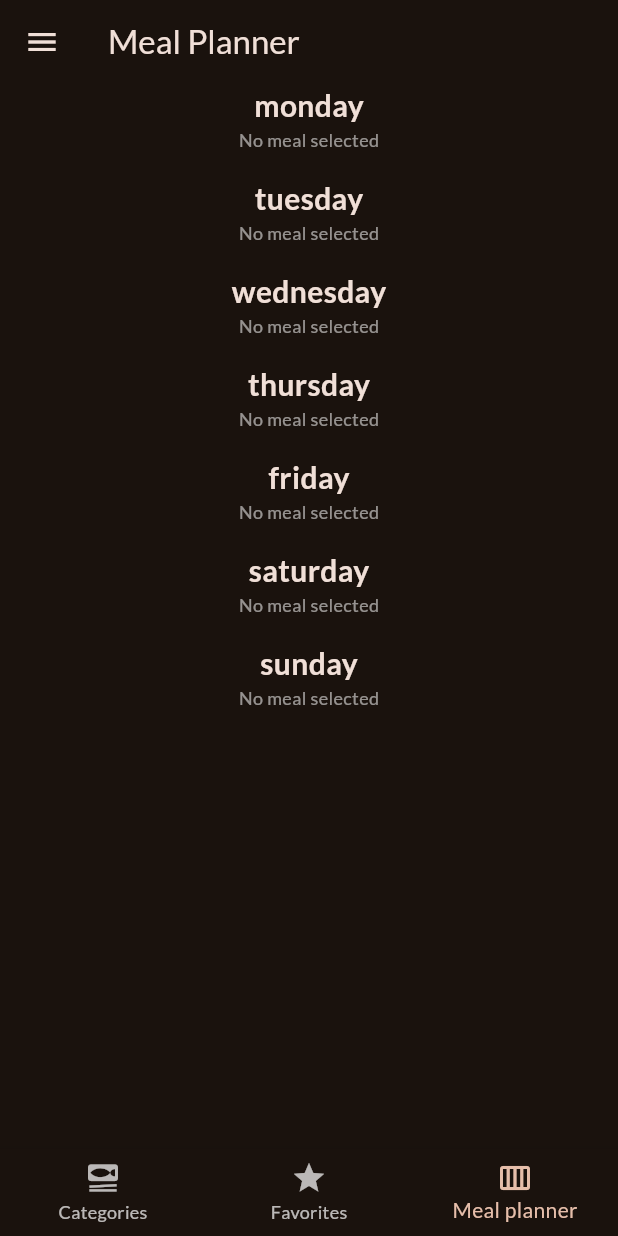
After one commit to StenOskar/meals_app, a Flutter app: the screen it shows after launch, item 3 of the bottom bar chosen, on a phone screen of 412 x 824 dp. The commit adds this screen. Run offline on Flutter 3.47's test engine with Material 3 defaults, Android fonts, the phone set to English and light mode, and no system bars; our stand-ins replace google_fonts, transparent_image.

Commit message:
feat: add meal planner

```diff
--- a/lib/models/meal.dart
+++ b/lib/models/meal.dart
@@ -1,4 +1,4 @@
-enum Complexity {
+  enum Complexity {
   simple,
   challenging,
   hard,
--- /dev/null
+++ b/lib/models/meal_plan.dart
@@ -0,0 +1,21 @@
+import '../models/meal.dart';
+
+enum Day {
+  monday,
+  tuesday,
+  wednesday,
+  thursday,
+  friday,
+  saturday,
+  sunday,
+}
+
+class MealPlan {
+  const MealPlan({
+    required this.meal,
+    required this.day,
+  });
+
+  final String meal;
+  final String day;
+}
--- a/lib/screens/categories.dart
+++ b/lib/screens/categories.dart
@@ -4,15 +4,18 @@ import 'package:meals_app/screens/meals.dart';
 import 'package:meals_app/widgets/category_grid_item.dart';
 import 'package:meals_app/models/category.dart';
 import '../models/meal.dart';
+import '../models/meal_plan.dart';
 
 class CategoriesScreen extends StatelessWidget {
   const CategoriesScreen({
     super.key,
     required this.onToggleFavorite,
     required this.availableMeals,
+    required this.onToggleMealPlanner,
   });
 
   final void Function(Meal meal) onToggleFavorite;
+  final void Function(Day? day, Meal meal) onToggleMealPlanner;
   final List<Meal> availableMeals;
 
   void _selectCategory(BuildContext context, Category category) {
@@ -26,6 +29,7 @@ class CategoriesScreen extends StatelessWidget {
           title: category.title,
           meals: filteredMeals,
           onToggleFavorite: onToggleFavorite,
+          onToggleMealPlanner: onToggleMealPlanner,
         ),
       ),
     ); // Navigator.push(context, route)
--- /dev/null
+++ b/lib/screens/meal_planner.dart
@@ -0,0 +1,85 @@
+import 'dart:collection';
+
+import 'package:flutter/material.dart';
+import 'package:meals_app/models/meal_plan.dart';
+import 'package:meals_app/widgets/meal_item.dart';
+import '../models/meal.dart';
+import 'meal_detail.dart';
+
+class MealPlannerScreen extends StatefulWidget {
+  const MealPlannerScreen(
+      {super.key,
+      required this.onToggleMealPlanner,
+      required this.onToggleFavorite,
+      required this.mealPlan,
+      required this.onRemoveMealPlanner});
+
+  final void Function(Day? day, Meal meal) onToggleMealPlanner;
+  final void Function(Meal meal) onToggleFavorite;
+  final void Function(Day day) onRemoveMealPlanner;
+  final HashMap<Day, Meal> mealPlan;
+
+  @override
+  _MealPlannerScreenState createState() => _MealPlannerScreenState();
+}
+
+class _MealPlannerScreenState extends State<MealPlannerScreen> {
+  void selectMeal(BuildContext context, Meal meal) {
+    Navigator.of(context).push(
+      MaterialPageRoute(
+        builder: (ctx) => MealsDetailScreen(
+          meal: meal,
+          onToggleFavorite: widget.onToggleFavorite,
+          onToggleMealPlanner: widget.onToggleMealPlanner,
+        ),
+      ),
+    );
+  }
+
+  @override
+  Widget build(BuildContext context) {
+    HashMap<Day, Meal> mealPlan = widget.mealPlan;
+    return Scaffold(
+      body: SingleChildScrollView(
+        child: Center(
+          child: Column(
+              mainAxisSize: MainAxisSize.min,
+              children: Day.values.map((day) {
+                return Column(
+                  children: [
+                    Text(
+                      day.name,
+                      style: TextStyle(
+                        color: Theme.of(context).colorScheme.onSurface,
+                        fontSize: 20,
+                        fontWeight: FontWeight.bold,
+                      ),
+                      textAlign: TextAlign.left,
+                    ),
+                    mealPlan.containsKey(day)
+                        ? Dismissible( // Wrap only MealItem with Dismissible
+                      key: ValueKey(mealPlan[day]),
+                      onDismissed: (direction) {
+                        widget.onRemoveMealPlanner(day);
+                      },
+                      child: MealItem(
+                        meal: mealPlan[day]!,
+                        onSelectMeal: (meal) {
+                          selectMeal(context, meal);
+                        },
+                      ),
+                    )
+                        : const Text('No meal selected', style: TextStyle(
+                        color: Colors.white54,
+                        fontSize: 12,
+                    ),
+                    ),
+                    const SizedBox(height: 16),
+                  ],
+                );
+              }).toList()),
+        ),
+      ),
+    );
+  }
+}
--- a/lib/screens/meals.dart
+++ b/lib/screens/meals.dart
@@ -2,17 +2,22 @@ import 'package:flutter/material.dart';
 import 'package:meals_app/models/meal.dart';
 import 'package:meals_app/screens/meal_detail.dart';
 import 'package:meals_app/widgets/meal_item.dart';
+
+import '../models/meal_plan.dart';
 
 class MealsScreen extends StatelessWidget {
   const MealsScreen({super.key,
     required this.meals,
     this.title,
     required this.onToggleFavorite,
+    required this.onToggleMealPlanner,
   });
 
   final String? title;
   final List<Meal> meals;
   final void Function(Meal meal) onToggleFavorite;
+  final void Function(Day? day, Meal meal) onToggleMealPlanner;
+
 
   void selectMeal(BuildContext context, Meal meal) {
     Navigator.of(context).push(
@@ -20,6 +25,7 @@ class MealsScreen extends StatelessWidget {
         builder: (ctx) => MealsDetailScreen(
           meal: meal,
           onToggleFavorite: onToggleFavorite,
+          onToggleMealPlanner: onToggleMealPlanner,
         ),
       ),
     );
--- a/lib/screens/tabs.dart
+++ b/lib/screens/tabs.dart
@@ -1,10 +1,14 @@
+import 'dart:collection';
+
 import 'package:flutter/material.dart';
 import 'package:meals_app/data/dummy_data.dart';
 import 'package:meals_app/screens/categories.dart';
 import 'package:meals_app/screens/filters.dart';
+import 'package:meals_app/screens/meal_planner.dart';
 import 'package:meals_app/screens/meals.dart';
 import 'package:meals_app/widgets/main_drawer.dart';
 import '../models/meal.dart';
+import '../models/meal_plan.dart';
 
 const kInitialFilters = {
   Filter.glutenFree: false,
@@ -25,6 +29,7 @@ class TabsScreen extends StatefulWidget {
 class _TabsScreenState extends State<TabsScreen> {
   int _selectedPageIndex = 0;
   final List<Meal> _favoritesMeals = [];
+  final HashMap<Day, Meal> mealPlan = HashMap();
   Map<Filter, bool> _selectedFilters = kInitialFilters;
 
   void _showInfoMessage(String message) {
@@ -48,6 +53,34 @@ class _TabsScreenState extends State<TabsScreen> {
     } else {
       _favoritesMeals.add(meal);
       _showInfoMessage("Marked as a favorite");
+    }
+  }
+
+  void _addMealPlannerStatus(Day? day, Meal meal) {
+    final isExisting = mealPlan.containsKey(day);
+
+    if (day == null) {
+      _showInfoMessage("Please select a day");
+    } else if (isExisting) {
+      _showInfoMessage("There is already a meal added for ${day.name}");
+    } else {
+      setState(() {
+        mealPlan[day] = meal;
+      });
+      _showInfoMessage("Meal was added to the meal planner");
+    }
+  }
+
+  void _removeMealPlannerStatus(Day day) {
+    final isExisting = mealPlan.containsKey(day);
+
+    if (!isExisting) {
+      _showInfoMessage("There is no meal added for ${day.name}");
+    } else {
+      setState(() {
+        mealPlan.remove(day);
+      });
+      _showInfoMessage("Meal was removed from the meal planner");
     }
   }
 
@@ -91,6 +124,7 @@ class _TabsScreenState extends State<TabsScreen> {
 
     Widget activePage = CategoriesScreen(
       onToggleFavorite: _toggleMealFavoritesStatus,
+      onToggleMealPlanner: _addMealPlannerStatus,
       availableMeals: availableMeals,
     );
     var activePageTitle = "Categories";
@@ -99,8 +133,19 @@ class _TabsScreenState extends State<TabsScreen> {
       activePage = MealsScreen(
         meals: _favoritesMeals,
         onToggleFavorite: _toggleMealFavoritesStatus,
+        onToggleMealPlanner: _addMealPlannerStatus,
       );
       activePageTitle = "Your Favorites";
+    }
+
+    if (_selectedPageIndex == 2) {
+      activePage = MealPlannerScreen(
+        mealPlan: mealPlan,
+        onToggleFavorite: _toggleMealFavoritesStatus,
+        onToggleMealPlanner: _addMealPlannerStatus,
+        onRemoveMealPlanner: _removeMealPlannerStatus,
+      );
+      activePageTitle = "Meal Planner";
     }
 
     return Scaffold(
@@ -117,7 +162,10 @@ class _TabsScreenState extends State<TabsScreen> {
         items: const [
           BottomNavigationBarItem(
               icon: Icon(Icons.set_meal), label: "Categories"),
-          BottomNavigationBarItem(icon: Icon(Icons.star), label: "Favorites"),
+          BottomNavigationBarItem(
+              icon: Icon(Icons.star), label: "Favorites"),
+          BottomNavigationBarItem(
+              icon: Icon(Icons.calendar_view_week), label: "Meal planner"),
         ],
       ),
     );
--- a/pubspec.yaml
+++ b/pubspec.yaml
@@ -32,6 +32,7 @@ dependencies:
     sdk: flutter
   google_fonts: ^6.2.1
   transparent_image: ^2.0.1
+  dcdg: ^3.0.0
 
 
   # The following adds the Cupertino Icons font to your application.
```
Also changed, not shown: lib/screens/meal_detail.dart (+57 -8 lines), pubspec.lock, uml_diagram.png (added), 2 other files.
